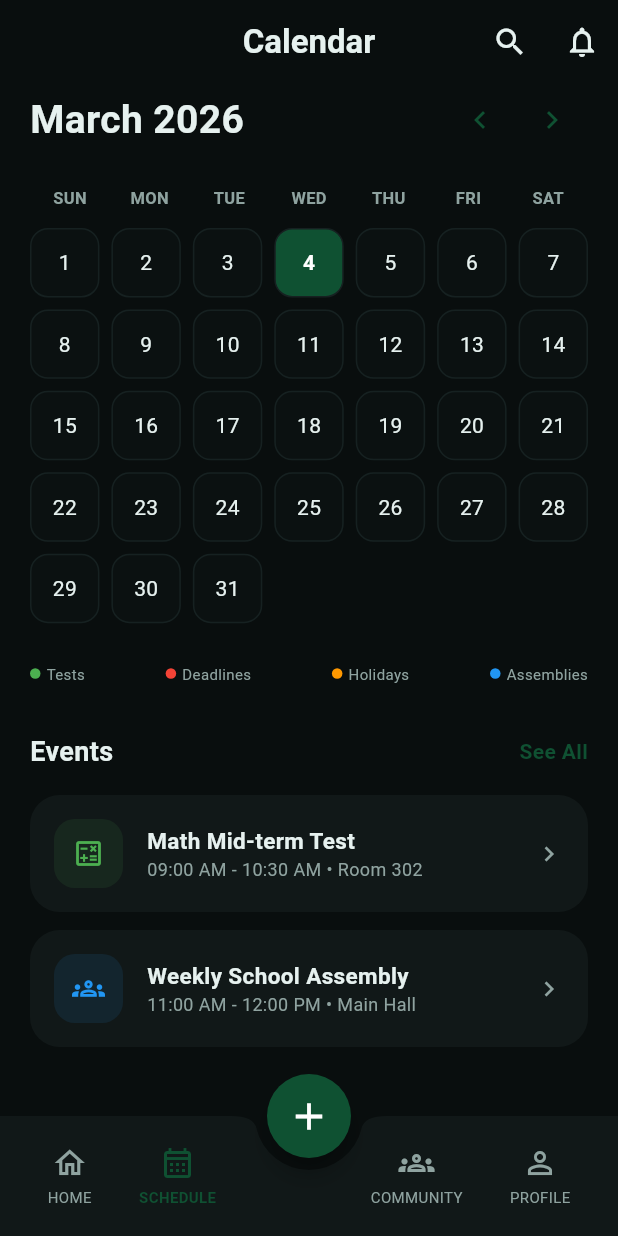
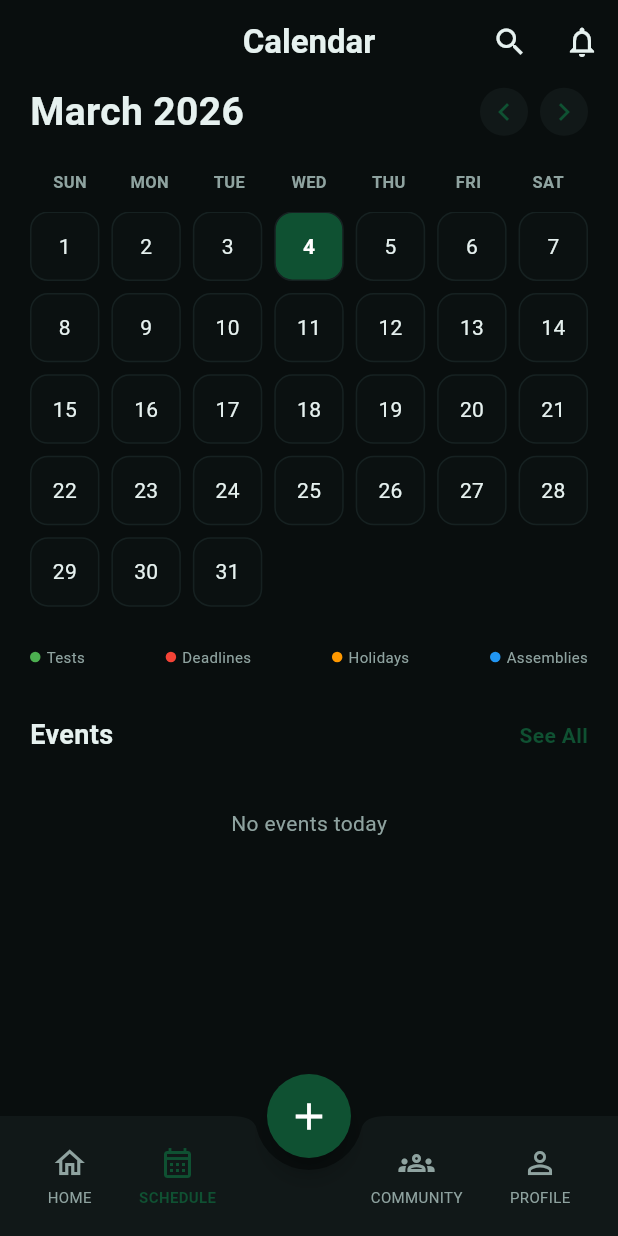
Before and after one commit to mattiasaan/skedoo, a Flutter app: the screen it shows after launch, item 2 of the bottom bar chosen, on a phone screen of 412 x 824 dp. Run offline on Flutter 3.47's test engine with Material 3 defaults, Android fonts, the phone set to English and light mode, and no system bars; network calls fail.

Commit message:
implementazioni modifiche calendario

```diff
--- /dev/null
+++ b/mobile/lib/models/event_model.dart
@@ -0,0 +1,23 @@
+import 'package:flutter/material.dart';
+
+class Event {
+  String id;
+  String title;
+  DateTime date;
+  String time;
+  IconData icon;
+  Color color;
+  String description;
+
+  Event({
+    required this.id,
+    required this.title,
+    required this.date,
+    required this.time,
+    this.icon = Icons.event,
+    this.color = Colors.green,
+    this.description = "No description provided.",
+  });
+}
+
+  List<Event> dummyEvents = [];
--- a/mobile/lib/screens/calendar/calendar_screen.dart
+++ b/mobile/lib/screens/calendar/calendar_screen.dart
@@ -1,7 +1,10 @@
 import 'package:flutter/material.dart';
 import 'package:intl/intl.dart';
 import '../../palette/palette.dart';
+import '../../models/event_model.dart'; // ✅ Importa la lista dummyEvents
 import '../dashboard/notification_screen.dart';
+import 'all_events_screen.dart';
+import 'event_detail_screen.dart';
 
 class CalendarScreen extends StatefulWidget {
   const CalendarScreen({super.key});
@@ -11,18 +14,18 @@ class CalendarScreen extends StatefulWidget {
 }
 
 class _CalendarScreenState extends State<CalendarScreen> {
-  // ✅ Inizializziamo con la data attuale del sistema
   late DateTime _focusedDay;
   late DateTime _selectedDay;
   late PageController _pageController;
+  bool _isSearching = false;
+  final int _initialPage = 1200;
 
   @override
   void initState() {
     super.initState();
     _focusedDay = DateTime.now();
     _selectedDay = DateTime.now();
-    // Il PageController parte da 0 (il mese attuale)
-    _pageController = PageController(initialPage: 0);
+    _pageController = PageController(initialPage: _initialPage);
   }
 
   @override
@@ -39,21 +42,27 @@ class _CalendarScreenState extends State<CalendarScreen> {
         backgroundColor: Colors.transparent,
         elevation: 0,
         automaticallyImplyLeading: false,
-        title: const Text("Calendar", style: TextStyle(color: Palette.text_primary, fontWeight: FontWeight.bold)),
+        title: _isSearching
+            ? TextField(
+                autofocus: true,
+                style: const TextStyle(color: Palette.text_primary),
+                decoration: const InputDecoration(
+                    hintText: "Search events...",
+                    hintStyle: TextStyle(color: Palette.text_tertiary),
+                    border: InputBorder.none),
+              )
+            : const Text("Calendar",
+                style: TextStyle(
+                    color: Palette.text_primary, fontWeight: FontWeight.bold)),
         centerTitle: true,
         actions: [
-          IconButton(onPressed: () {}, icon: const Icon(Icons.search, color: Palette.text_primary)),
           IconButton(
-            onPressed: () {
-              Navigator.push(
-                context,
-                MaterialPageRoute(builder: (context) => const NotificationScreen()),
-              );
-            },
-            icon: const Icon(
-              Icons.notifications_none,
-              color: Palette.text_primary
-            )
+            onPressed: () => setState(() => _isSearching = !_isSearching),
+            icon: Icon(_isSearching ? Icons.close : Icons.search, color: Palette.text_primary),
+          ),
+          IconButton(
+            onPressed: () => Navigator.push(context, MaterialPageRoute(builder: (context) => const NotificationScreen())),
+            icon: const Icon(Icons.notifications_none, color: Palette.text_primary),
           ),
         ],
       ),
@@ -62,7 +71,7 @@ class _CalendarScreenState extends State<CalendarScreen> {
         child: Column(
           crossAxisAlignment: CrossAxisAlignment.start,
           children: [
-            // ✅ Header Dinamico: Mostra Mese e Anno Correnti
+            // Header Mese
             Row(
               mainAxisAlignment: MainAxisAlignment.spaceBetween,
               children: [
@@ -72,14 +81,9 @@ class _CalendarScreenState extends State<CalendarScreen> {
                 ),
                 Row(
                   children: [
-                    IconButton(
-                      icon: const Icon(Icons.chevron_left, color: Palette.primary),
-                      onPressed: () => _pageController.previousPage(duration: const Duration(milliseconds: 300), curve: Curves.easeInOut),
-                    ),
-                    IconButton(
-                      icon: const Icon(Icons.chevron_right, color: Palette.primary),
-                      onPressed: () => _pageController.nextPage(duration: const Duration(milliseconds: 300), curve: Curves.easeInOut),
-                    ),
+                    _buildNavCircle(Icons.chevron_left, () => _pageController.previousPage(duration: const Duration(milliseconds: 300), curve: Curves.easeInOut)),
+                    const SizedBox(width: 8),
+                    _buildNavCircle(Icons.chevron_right, () => _pageController.nextPage(duration: const Duration(milliseconds: 300), curve: Curves.easeInOut)),
                   ],
                 ),
               ],
@@ -88,21 +92,20 @@ class _CalendarScreenState extends State<CalendarScreen> {
             _buildDaysOfWeek(),
             const SizedBox(height: 12),
 
-            // Container del Calendario Interattivo
+            // Griglia Calendario (Design Originale)
             SizedBox(
               height: 280,
               child: PageView.builder(
                 controller: _pageController,
                 onPageChanged: (index) {
                   setState(() {
-                    // Calcola il nuovo mese basandosi sull'indice (0 = mese attuale)
                     DateTime now = DateTime.now();
-                    _focusedDay = DateTime(now.year, now.month + index, 1);
+                    _focusedDay = DateTime(now.year, now.month + (index - _initialPage), 1);
                   });
                 },
                 itemBuilder: (context, index) {
                   DateTime now = DateTime.now();
-                  return _buildCalendarGrid(DateTime(now.year, now.month + index, 1));
+                  return _buildCalendarGrid(DateTime(now.year, now.month + (index - _initialPage), 1));
                 },
               ),
             ),
@@ -112,17 +115,44 @@ class _CalendarScreenState extends State<CalendarScreen> {
             const SizedBox(height: 32),
             Row(
               mainAxisAlignment: MainAxisAlignment.spaceBetween,
-              children: const [
-                Text("Events", style: TextStyle(color: Palette.text_primary, fontSize: 18, fontWeight: FontWeight.bold)),
-                Text("See All", style: TextStyle(color: Palette.primary, fontWeight: FontWeight.bold)),
+              children: [
+                const Text("Events", style: TextStyle(color: Palette.text_primary, fontSize: 18, fontWeight: FontWeight.bold)),
+                GestureDetector(
+                  onTap: () => Navigator.push(context, MaterialPageRoute(builder: (context) => const AllEventsScreen())),
+                  child: const Text("See All", style: TextStyle(color: Palette.primary, fontWeight: FontWeight.bold)),
+                ),
               ],
             ),
             const SizedBox(height: 16),
-            _buildEventCard("Math Mid-term Test", "09:00 AM - 10:30 AM • Room 302", Icons.calculate_outlined, Colors.green),
-            _buildEventCard("Weekly School Assembly", "11:00 AM - 12:00 PM • Main Hall", Icons.groups_outlined, Colors.blue),
+
+            Column(
+              children: dummyEvents.isEmpty
+                ? [
+                    const SizedBox(height: 20),
+                    const Center(
+                      child: Text("No events today",
+                        style: TextStyle(color: Palette.text_tertiary, fontSize: 14))
+                    )
+                  ]
+                : dummyEvents.map((event) => _buildEventCard(event)).toList(),
+            ),
+
             const SizedBox(height: 100),
           ],
         ),
+      ),
+    );
+  }
+
+  // --- WIDGETS CON IL TUO DESIGN ---
+
+  Widget _buildNavCircle(IconData icon, VoidCallback onTap) {
+    return GestureDetector(
+      onTap: onTap,
+      child: Container(
+        padding: const EdgeInsets.all(4),
+        decoration: BoxDecoration(color: Palette.background_secondary, shape: BoxShape.circle),
+        child: Icon(icon, color: Palette.primary, size: 24),
       ),
     );
   }
@@ -149,42 +179,25 @@ class _CalendarScreenState extends State<CalendarScreen> {
       physics: const NeverScrollableScrollPhysics(),
       itemCount: 42,
       gridDelegate: const SliverGridDelegateWithFixedCrossAxisCount(
-        crossAxisCount: 7,
-        mainAxisSpacing: 8,
-        crossAxisSpacing: 8,
+        crossAxisCount: 7, mainAxisSpacing: 8, crossAxisSpacing: 8,
       ),
       itemBuilder: (context, index) {
         int dayNumber = index - firstDayOffset + 1;
-        bool isCurrentMonth = dayNumber > 0 && dayNumber <= daysInMonth;
-
-        if (!isCurrentMonth) return const SizedBox();
+        if (dayNumber < 1 || dayNumber > daysInMonth) return const SizedBox();
 
         DateTime currentDateTime = DateTime(month.year, month.month, dayNumber);
-
-        // Controllo se è il giorno selezionato
-        bool isSelected = _selectedDay.year == currentDateTime.year &&
-                          _selectedDay.month == currentDateTime.month &&
-                          _selectedDay.day == currentDateTime.day;
-
-        // Controllo se è oggi (per aggiungere un piccolo bordo o stile differente se vuoi)
-        DateTime today = DateTime.now();
-        bool isToday = today.year == currentDateTime.year &&
-                       today.month == currentDateTime.month &&
-                       today.day == currentDateTime.day;
+        bool isSelected = DateUtils.isSameDay(_selectedDay, currentDateTime);
+        bool isToday = DateUtils.isSameDay(DateTime.now(), currentDateTime);
 
         return GestureDetector(
-          onTap: () {
-            setState(() {
-              _selectedDay = currentDateTime;
-            });
-          },
+          onTap: () => setState(() => _selectedDay = currentDateTime),
           child: AnimatedContainer(
             duration: const Duration(milliseconds: 200),
             decoration: BoxDecoration(
               color: isSelected ? Palette.primary : Palette.background_secondary.withOpacity(0.3),
               borderRadius: BorderRadius.circular(12),
               border: isToday && !isSelected
-                  ? Border.all(color: Palette.primary, width: 1.5) // Bordo verde se è oggi ma non selezionato
+                  ? Border.all(color: Palette.primary, width: 1.5)
                   : Border.all(color: Palette.background_tertiary, width: 1),
             ),
             child: Center(
@@ -224,8 +237,10 @@ class _CalendarScreenState extends State<CalendarScreen> {
     );
   }
 
-  Widget _buildEventCard(String title, String subtitle, IconData icon, Color color) {
-    return Container(
+  Widget _buildEventCard(Event event) {
+    return GestureDetector(
+      onTap: () => Navigator.push(context, MaterialPageRoute(builder: (context) => EventDetailScreen(event: event))),
+      child: Container(
         margin: const EdgeInsets.only(bottom: 12),
         padding: const EdgeInsets.all(16),
         decoration: BoxDecoration(color: Palette.background_secondary, borderRadius: BorderRadius.circular(20)),
@@ -233,22 +248,23 @@ class _CalendarScreenState extends State<CalendarScreen> {
           children: [
             Container(
               padding: const EdgeInsets.all(12),
-            decoration: BoxDecoration(color: color.withOpacity(0.1), borderRadius: BorderRadius.circular(14)),
-            child: Icon(icon, color: color, size: 22),
+              decoration: BoxDecoration(color: event.color.withOpacity(0.1), borderRadius: BorderRadius.circular(14)),
+              child: Icon(event.icon, color: event.color, size: 22),
             ),
             const SizedBox(width: 16),
             Expanded(
               child: Column(
                 crossAxisAlignment: CrossAxisAlignment.start,
                 children: [
-                Text(title, style: const TextStyle(color: Palette.text_primary, fontSize: 15, fontWeight: FontWeight.bold)),
-                Text(subtitle, style: const TextStyle(color: Palette.text_tertiary, fontSize: 12)),
+                  Text(event.title, style: const TextStyle(color: Palette.text_primary, fontSize: 15, fontWeight: FontWeight.bold)),
+                  Text(event.time, style: const TextStyle(color: Palette.text_tertiary, fontSize: 12)),
                 ],
               ),
             ),
             const Icon(Icons.chevron_right, color: Palette.text_tertiary, size: 20),
           ],
         ),
+      ),
     );
   }
 }
```
Also changed, not shown: mobile/lib/screens/calendar/add_event_screen.dart (added, +166 -0 lines), mobile/lib/screens/calendar/all_events_screen.dart (added, +29 -0 lines), mobile/lib/screens/calendar/event_detail_screen.dart (added, +37 -0 lines), mobile/lib/screens/dashboard/main_navigation_screen.dart (+12 -2 lines). Lines whose indentation alone changed are shown as unchanged.
